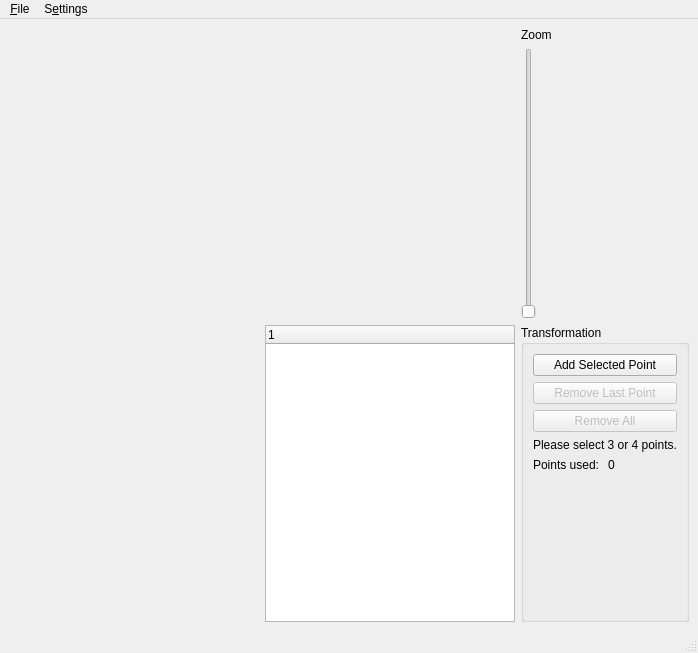
Qt form autodrill/ui/mainwindow.ui (ElektronikNode/autodrill) before a commit.
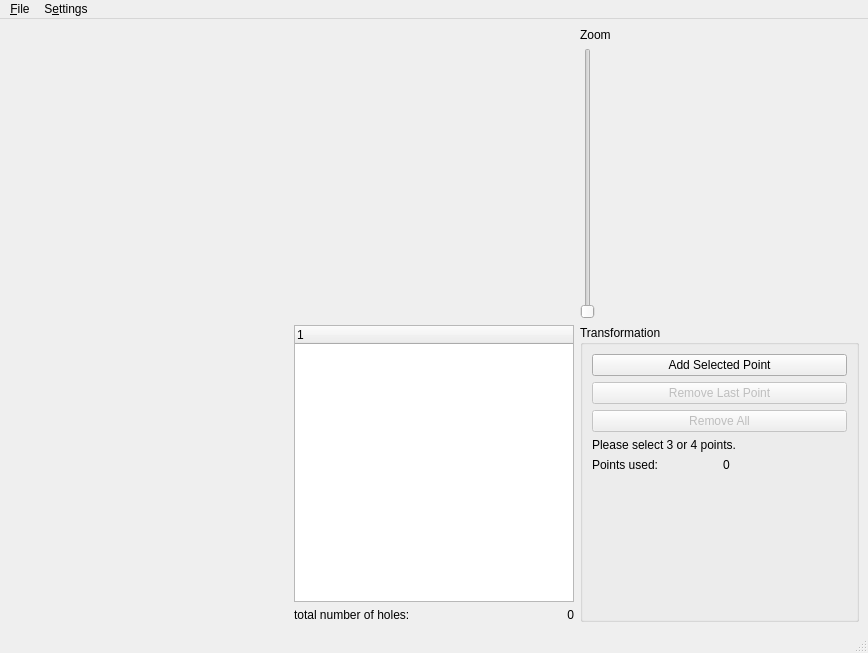
The same form after that commit.

The edit to the form file:
```diff
--- a/autodrill/ui/mainwindow.ui
+++ b/autodrill/ui/mainwindow.ui
@@ -6,7 +6,7 @@
    <rect>
     <x>0</x>
     <y>0</y>
-    <width>698</width>
+    <width>868</width>
     <height>653</height>
    </rect>
   </property>
@@ -14,7 +14,7 @@
    <string>auto drill</string>
   </property>
   <widget class="QWidget" name="centralwidget">
-   <layout class="QGridLayout" name="gridLayout" columnstretch="2,2,1">
+   <layout class="QGridLayout" name="gridLayout">
     <item row="0" column="0" rowspan="2">
      <widget class="QWidget" name="boardDrillsWidget" native="true">
       <property name="sizePolicy">
@@ -79,6 +79,8 @@
      </layout>
     </item>
     <item row="1" column="1">
+     <layout class="QVBoxLayout" name="verticalLayout_2">
+      <item>
      <widget class="QTreeWidget" name="treeWidget_holes">
       <column>
        <property name="text">
@@ -87,6 +89,29 @@
       </column>
      </widget>
     </item>
+      <item>
+       <layout class="QHBoxLayout" name="horizontalLayout_2">
+        <item>
+         <widget class="QLabel" name="label_4">
+          <property name="text">
+           <string>total number of holes:</string>
+          </property>
+         </widget>
+        </item>
+        <item>
+         <widget class="QLabel" name="label_totalHoles">
+          <property name="text">
+           <string>0</string>
+          </property>
+          <property name="alignment">
+           <set>Qt::AlignRight|Qt::AlignTrailing|Qt::AlignVCenter</set>
+          </property>
+         </widget>
+        </item>
+       </layout>
+      </item>
+     </layout>
+    </item>
     <item row="1" column="2">
      <widget class="QGroupBox" name="groupBox_trafo">
       <property name="title">
@@ -168,8 +193,8 @@
     <rect>
      <x>0</x>
      <y>0</y>
-     <width>698</width>
-     <height>28</height>
+     <width>868</width>
+     <height>25</height>
     </rect>
    </property>
    <widget class="QMenu" name="menuFile">
```
Lines whose indentation alone changed are shown as unchanged.
